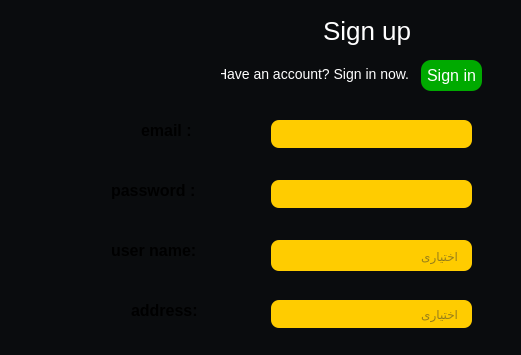
Above: clients/form.ui from Abbas2026/Exchange before the change; both pictures show x 479 to 1000 and y 0 to 355 of the 1000 by 600 pixel window. Below: the same form after it.
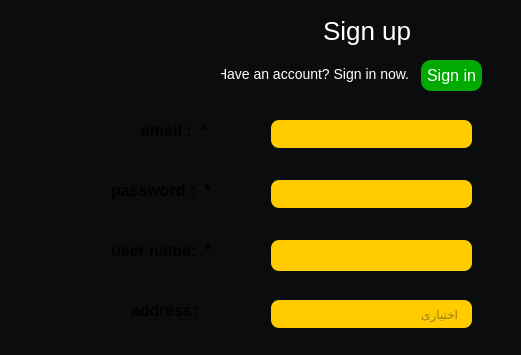
That is the form after the change. Icons and pictures are not drawn.

What changed in the file:
```diff
--- a/clients/form.ui
+++ b/clients/form.ui
@@ -50,7 +50,7 @@
 </string>
     </property>
     <property name="placeholderText">
-     <string>اختیاری</string>
+     <string/>
     </property>
    </widget>
    <widget class="QLabel" name="label_phone">
@@ -120,7 +120,7 @@
      <rect>
       <x>590</x>
       <y>180</y>
-      <width>91</width>
+      <width>111</width>
       <height>20</height>
      </rect>
     </property>
@@ -130,7 +130,7 @@
 </string>
     </property>
     <property name="text">
-     <string>password :</string>
+     <string>password :  *</string>
     </property>
    </widget>
    <widget class="QLineEdit" name="lineEditEmail">
@@ -217,7 +217,7 @@
      <rect>
       <x>620</x>
       <y>120</y>
-      <width>61</width>
+      <width>81</width>
       <height>20</height>
      </rect>
     </property>
@@ -227,7 +227,7 @@
 </string>
     </property>
     <property name="text">
-     <string>email :</string>
+     <string>email :  *</string>
     </property>
    </widget>
    <widget class="QLineEdit" name="lineEdit">
@@ -313,7 +313,7 @@
      <rect>
       <x>590</x>
       <y>240</y>
-      <width>91</width>
+      <width>111</width>
       <height>20</height>
      </rect>
     </property>
@@ -323,7 +323,7 @@
 </string>
     </property>
     <property name="text">
-     <string>user name:</string>
+     <string>user name:  *</string>
     </property>
    </widget>
    <widget class="QLineEdit" name="lineEditPassword">
```
